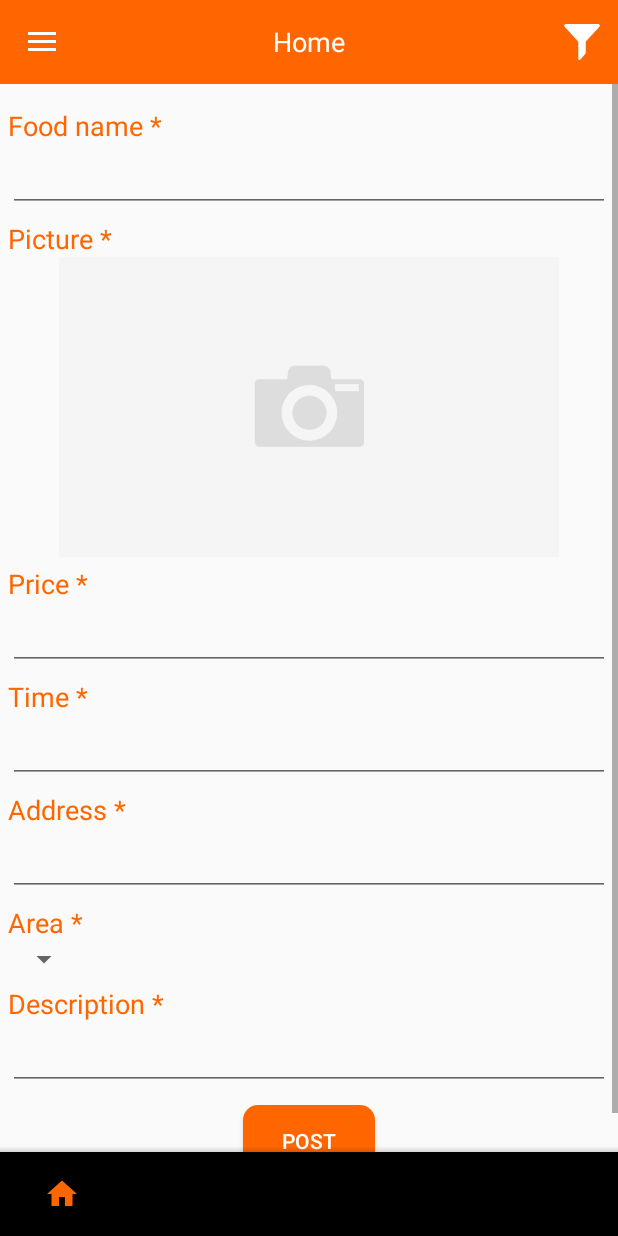
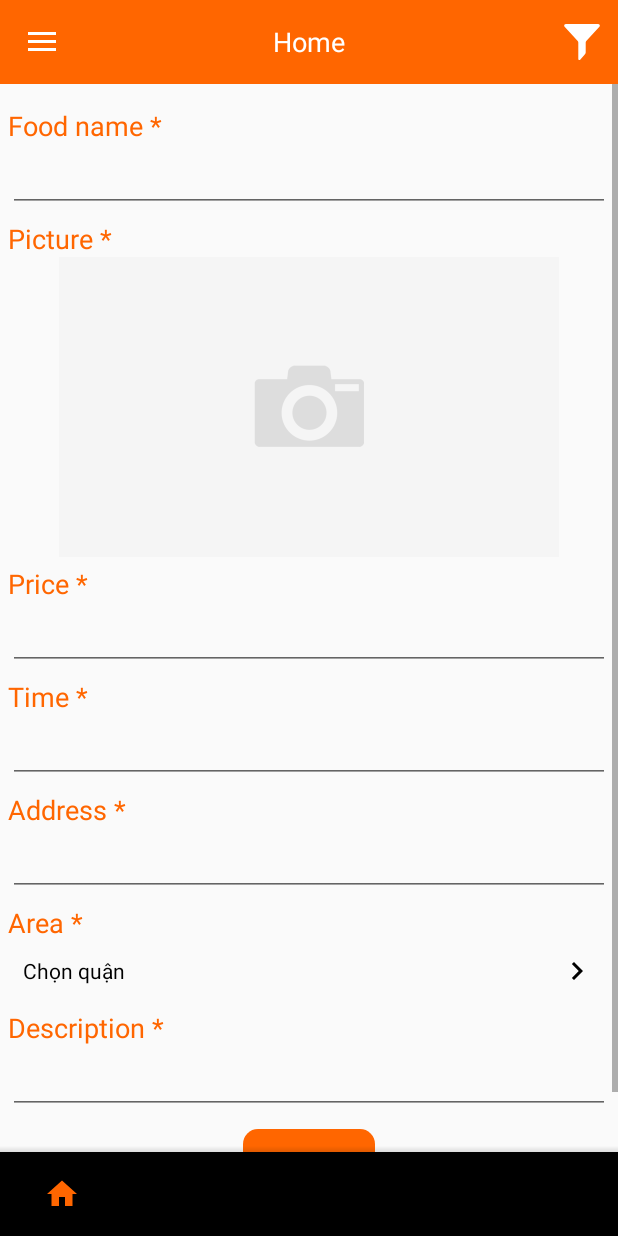
Before and after one commit to lnthe54/FoodShare, an Android app: the fragment FragmentPost placed in its activity, on a phone screen of 412 x 824 dp. Run offline under Robolectric (Android 15) with nearby library versions, the phone set to English and light mode, and no system bars; our stand-ins replace ButterKnife, Volley; network calls fail; pictures from the network do not load.

Commit message:
- Complete function post

```diff
--- a/app/src/main/AndroidManifest.xml
+++ b/app/src/main/AndroidManifest.xml
@@ -10,8 +10,10 @@
 
     <application
         android:allowBackup="true"
+        android:hardwareAccelerated="false"
         android:icon="@mipmap/ic_launcher"
         android:label="@string/app_name"
+        android:largeHeap="true"
         android:roundIcon="@mipmap/ic_launcher_round"
         android:supportsRtl="true"
         android:theme="@style/AppTheme">
--- a/app/src/main/java/com/example/lnthe54/foodshare/view/activity/MainActivity.java
+++ b/app/src/main/java/com/example/lnthe54/foodshare/view/activity/MainActivity.java
@@ -79,7 +79,8 @@ public class MainActivity extends AppCompatActivity
     @Override
     public void onRequestPermissionsResult(int requestCode, @NonNull String[] permissions, @NonNull int[] grantResults) {
         if (checkPermissions()) {
-
+            initViews();
+            addEvents();
         } else {
             finish();
         }
@@ -218,8 +219,6 @@ public class MainActivity extends AppCompatActivity
 
     public void showFragment(Fragment fragment) {
         FragmentTransaction transaction = getSupportFragmentManager().beginTransaction();
-//        transaction.setCustomAnimations(android.R.anim.slide_out_right,
-//                0);
 
         transaction.replace(R.id.frame_layout, fragment);
         transaction.commit();
--- /dev/null
+++ b/app/src/main/res/drawable/ic_chevron_right.xml
@@ -0,0 +1,9 @@
+<vector xmlns:android="http://schemas.android.com/apk/res/android"
+    android:width="24dp"
+    android:height="24dp"
+    android:viewportWidth="24.0"
+    android:viewportHeight="24.0">
+    <path
+        android:fillColor="#FF000000"
+        android:pathData="M10,6L8.59,7.41 13.17,12l-4.58,4.59L10,18l6,-6z" />
+</vector>
--- a/app/src/main/res/layout/fragment_post.xml
+++ b/app/src/main/res/layout/fragment_post.xml
@@ -103,19 +103,23 @@
             android:text="@string/tv_area"
             android:textColor="@color/colorOrange" />
 
-        <Spinner
-            android:id="@+id/sp_area"
-            android:layout_width="wrap_content"
-            android:layout_height="wrap_content"
+        <TextView
+            android:id="@+id/tv_choose_area"
+            android:layout_width="match_parent"
+            android:layout_height="40dp"
             android:layout_below="@id/tv_area"
-            android:drawSelectorOnTop="true"></Spinner>
+            android:drawableRight="@drawable/ic_chevron_right"
+            android:gravity="center_vertical"
+            android:padding="10dp"
+            android:textColor="@color/colorBlack"
+            android:text="@string/choose"></TextView>
 
         <TextView
             android:id="@+id/tv_description_food"
             style="?android:textAppearanceMedium"
             android:layout_width="wrap_content"
             android:layout_height="wrap_content"
-            android:layout_below="@id/sp_area"
+            android:layout_below="@id/tv_choose_area"
             android:layout_marginTop="5dp"
             android:text="@string/tv_description"
             android:textColor="@color/colorOrange" />
```
Also changed, not shown: app/src/main/java/com/example/lnthe54/foodshare/view/activity/DetailFoodActivity.java (+3 -4 lines), app/src/main/java/com/example/lnthe54/foodshare/view/fragment/FragmentDetailFood.java (+8 -8 lines), app/src/main/java/com/example/lnthe54/foodshare/view/fragment/FragmentPost.java (+42 -3 lines), app/src/main/res/layout/layout_choose_area.xml (added, +128 -0 lines), app/src/main/res/values/strings.xml (+16 -0 lines).
